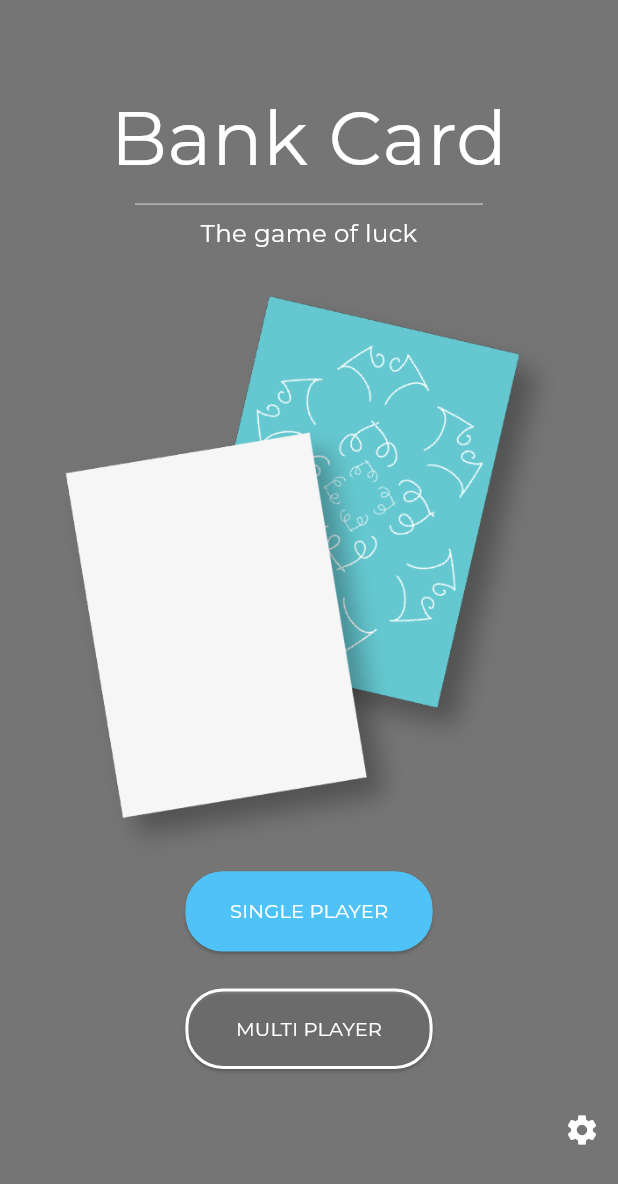
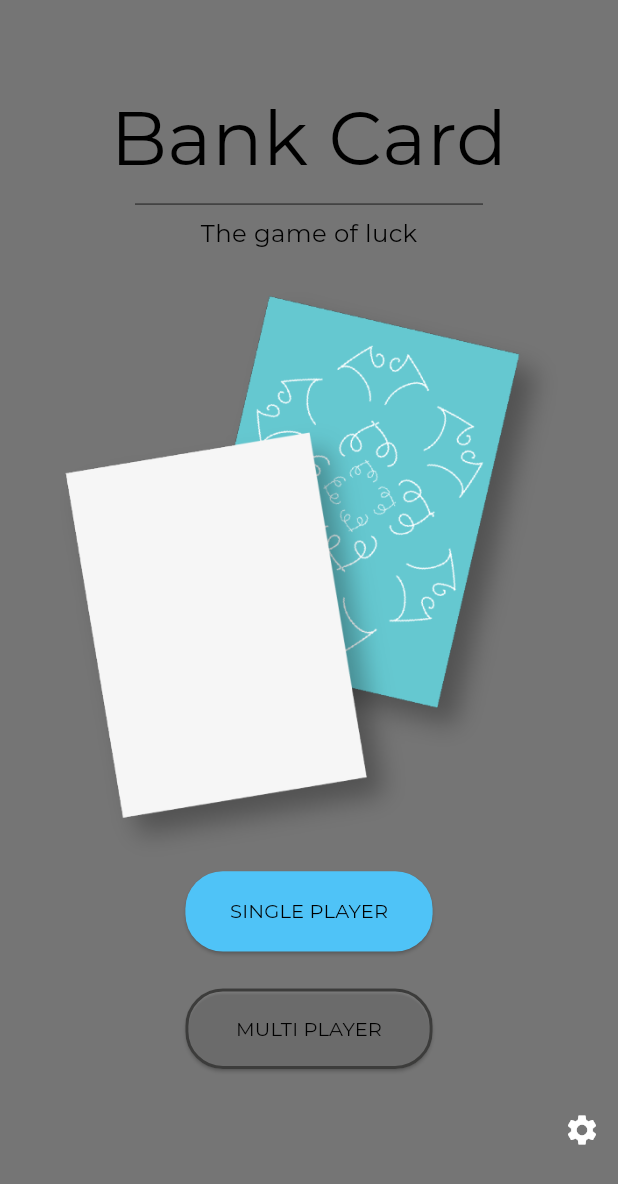
Before and after one commit to jeffrgh/bank_game, a Flutter app: the screen it shows after launch, on a phone screen of 412 x 824 dp. Shown: the top 1184 px of the screen. Run offline on Flutter 3.47's test engine with Material 2 defaults, Android fonts, the phone set to English and light mode, and no system bars; missing offline and left inert: camera_web, image_picker_for_web; project files that could hold a hidden picture were left out.

Commit message:
Made a working light mode

```diff
--- a/lib/main.dart
+++ b/lib/main.dart
@@ -1,6 +1,9 @@
+import 'package:flutter/foundation.dart';
 import 'package:flutter/material.dart';
 
 import './screens/homescreen.dart';
+import 'screens/settingscreen.dart';
+import 'widgets/config.dart';
 
 void main() {
   runApp(
@@ -8,16 +11,28 @@ void main() {
   );
 }
 
-class MyApp extends StatelessWidget {
+class MyApp extends StatefulWidget {
   const MyApp({Key? key}) : super(key: key);
 
   @override
+  State<MyApp> createState() => _MyAppState();
+}
+
+class _MyAppState extends State<MyApp> {
+  @override
+  void initState() {
+    super.initState();
+    currentTheme.addListener(() {
+      if (kDebugMode) {
+        print('Changes');
+      }
+      setState(() {});
+    });
+  }
+
+  @override
   Widget build(BuildContext context) {
-    return MaterialApp(
-      debugShowCheckedModeBanner: false,
-      home: const HomeScreen(),
-      title: 'Bank Game',
-      theme: ThemeData(
+    var darkMode = ThemeData(
       fontFamily: 'Montserrat',
       colorScheme: ColorScheme(
         brightness: Brightness.dark,
@@ -36,7 +51,47 @@ class MyApp extends StatelessWidget {
       platform: TargetPlatform.android,
       useMaterial3: true,
       splashColor: const Color(0xFF3C3C3B),
+      textTheme: const TextTheme(
+        bodyText1: TextStyle(
+          color: Colors.white,
         ),
+      ),
+    );
+    var lightMode = ThemeData(
+      fontFamily: 'Montserrat',
+      colorScheme: ColorScheme(
+        brightness: Brightness.light,
+        primary: Colors.white,
+        onPrimary: Colors.black,
+        secondary: Colors.lightBlueAccent,
+        onSecondary: Colors.black,
+        error: Colors.red,
+        onError: Colors.white,
+        background: const Color(0xFF3C3C3B),
+        onBackground: Colors.white,
+        surface: Colors.grey[600]!,
+        onSurface: Colors.white,
+      ),
+      androidOverscrollIndicator: AndroidOverscrollIndicator.glow,
+      platform: TargetPlatform.android,
+      useMaterial3: true,
+      splashColor: const Color(0xFF3C3C3B),
+      textTheme: const TextTheme(
+        bodyText1: TextStyle(
+          color: Colors.black,
+        ),
+      ),
+    );
+    return MaterialApp(
+      debugShowCheckedModeBanner: false,
+      home: const HomeScreen(),
+      title: 'Bank Game',
+      darkTheme: darkMode,
+      theme: lightMode,
+      themeMode: currentTheme.currentTheme(),
+      routes: {
+        SettingsScreen.routeName: (context) => const SettingsScreen(),
+      },
     );
   }
 }
--- a/lib/screens/homescreen.dart
+++ b/lib/screens/homescreen.dart
@@ -22,11 +22,11 @@ class _HomeScreenState extends State<HomeScreen> {
             padding: EdgeInsets.only(
               top: MediaQuery.of(context).size.height * 0.068,
             ),
-            child: const Center(
+            child: Center(
               child: Text(
                 'Bank Card',
                 style: TextStyle(
-                  color: Colors.white,
+                  color: Theme.of(context).textTheme.bodyText1!.color,
                   fontSize: 50,
                   fontWeight: FontWeight.w300,
                 ),
@@ -34,17 +34,17 @@ class _HomeScreenState extends State<HomeScreen> {
               ),
             ),
           ),
-          const Divider(
+          Divider(
             thickness: 0.5,
-            color: Colors.white,
+            color: Theme.of(context).textTheme.bodyText1!.color,
             indent: 90,
             endIndent: 90,
           ),
-          const Center(
+          Center(
             child: Text(
               'The game of luck',
               style: TextStyle(
-                color: Colors.white,
+                color: Theme.of(context).textTheme.bodyText1!.color,
                 fontSize: 16.25,
                 fontWeight: FontWeight.w300,
               ),
@@ -88,11 +88,11 @@ class _HomeScreenState extends State<HomeScreen> {
                   Colors.white,
                 ),
               ),
-              child: const Text(
+              child: Text(
                 'SINGLE PLAYER',
                 style: TextStyle(
                   fontSize: 13,
-                  color: Colors.white,
+                  color: Theme.of(context).textTheme.bodyText1!.color,
                 ),
               ),
             ),
@@ -115,8 +115,8 @@ class _HomeScreenState extends State<HomeScreen> {
               style: ButtonStyle(
                 shape: MaterialStateProperty.all(
                   RoundedRectangleBorder(
-                    side: const BorderSide(
-                      color: Colors.white,
+                    side: BorderSide(
+                      color: Theme.of(context).splashColor,
                       width: 2,
                     ),
                     borderRadius: BorderRadius.circular(
@@ -128,13 +128,13 @@ class _HomeScreenState extends State<HomeScreen> {
                   const Color.fromARGB(37, 237, 237, 237),
                 ),
                 foregroundColor: MaterialStateProperty.all(
-                  Colors.white,
+                  Theme.of(context).textTheme.bodyText1!.color,
                 ),
               ),
               child: const Text(
                 'MULTI PLAYER',
                 style: TextStyle(
-                  color: Colors.white,
+                  // color: Colors.white,
                   fontSize: 13,
                 ),
               ),
--- /dev/null
+++ b/lib/widgets/config.dart
@@ -0,0 +1,5 @@
+library config.globals;
+
+import 'theme.dart';
+
+MyTheme currentTheme = MyTheme();
--- a/lib/widgets/is_light.dart
+++ /dev/null
@@ -1,3 +0,0 @@
-import 'package:flutter/material.dart';
-
-class MyTheme extends ChangeNotifier {}
```
Also changed, not shown: lib/screens/roomscreen.dart (+5 -4 lines), lib/screens/settingscreen.dart (+35 -8 lines), lib/widgets/theme.dart (added, +13 -0 lines), 2 other files. Lines whose indentation alone changed are shown as unchanged.
